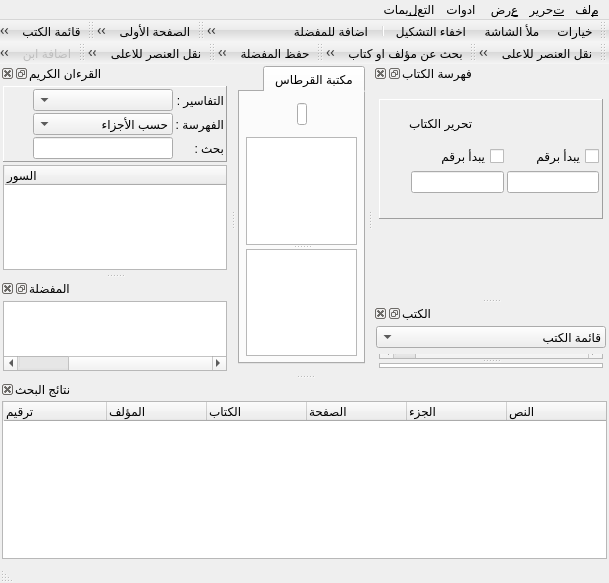
The window that qbooks/ui/mainwindow.ui (mahmoudbahaa/elkirtasse) describes before a commit, drawn with Qt 5.
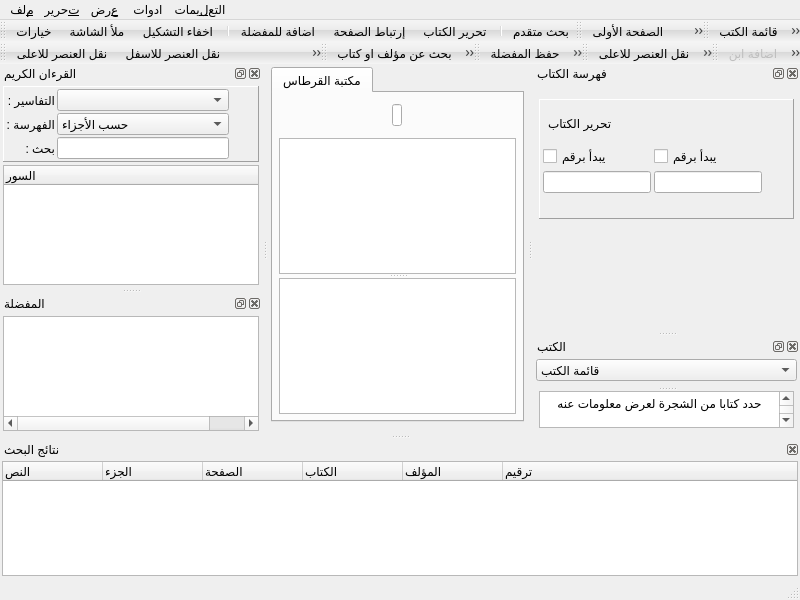
The same window after the commit. The open tabs and pages were chosen to show the change. Icons and pictures are not drawn.

What changed in the file:
```diff
--- a/qbooks/ui/mainwindow.ui
+++ b/qbooks/ui/mainwindow.ui
@@ -6,8 +6,8 @@
    <rect>
     <x>0</x>
     <y>0</y>
-    <width>507</width>
-    <height>583</height>
+    <width>800</width>
+    <height>600</height>
    </rect>
   </property>
   <property name="minimumSize">
@@ -23,9 +23,6 @@
    <iconset resource="images.qrc">
     <normaloff>:/images/image/groupbook.png</normaloff>:/images/image/groupbook.png</iconset>
   </property>
-  <property name="layoutDirection">
-   <enum>Qt::RightToLeft</enum>
-  </property>
   <property name="styleSheet">
    <string notr="true">QToolBar {
                         background-color: qlineargradient(spread:pad, x1:1, y1:0, x2:1, y2:1, stop:0 rgba(255, 255, 255, 100), stop:0.431694 rgba(231, 231, 231, 100), stop:0.469945 rgba(183, 183, 183, 100), stop:1 rgba(255, 255, 255, 100));
@@ -46,14 +43,8 @@
    <set>QMainWindow::AllowNestedDocks|QMainWindow::AllowTabbedDocks|QMainWindow::AnimatedDocks|QMainWindow::ForceTabbedDocks|QMainWindow::VerticalTabs</set>
   </property>
   <widget class="QWidget" name="centralWidget">
-   <layout class="QGridLayout" name="gridLayout">
-    <property name="margin">
-     <number>2</number>
-    </property>
-    <property name="spacing">
-     <number>2</number>
-    </property>
-    <item row="2" column="0">
+   <layout class="QVBoxLayout" name="verticalLayout_13">
+    <item>
      <widget class="QTabWidget" name="tabWidget">
       <property name="tabPosition">
        <enum>QTabWidget::North</enum>
@@ -219,7 +210,7 @@
       </widget>
      </widget>
     </item>
-    <item row="3" column="0">
+    <item>
      <widget class="QWidget" name="widgetEditBook" native="true">
       <layout class="QVBoxLayout" name="verticalLayout_12">
        <property name="spacing">
@@ -245,6 +236,12 @@
    </property>
   </widget>
   <widget class="QDockWidget" name="dockWidget_fahras">
+   <property name="minimumSize">
+    <size>
+     <width>185</width>
+     <height>200</height>
+    </size>
+   </property>
    <property name="sizeIncrement">
     <size>
      <width>1</width>
@@ -559,6 +556,12 @@
    </widget>
   </widget>
   <widget class="QDockWidget" name="dockWidget_books">
+   <property name="minimumSize">
+    <size>
+     <width>135</width>
+     <height>72</height>
+    </size>
+   </property>
    <property name="sizeIncrement">
     <size>
      <width>1</width>
@@ -688,36 +691,18 @@
              </property>
             </column>
            </widget>
-           <widget class="QGraphicsView" name="graphicsView">
-            <property name="sizePolicy">
-             <sizepolicy hsizetype="Ignored" vsizetype="Ignored">
-              <horstretch>0</horstretch>
-              <verstretch>0</verstretch>
-             </sizepolicy>
+           <widget class="QTextEdit" name="textEditInfoBook">
+            <property name="readOnly">
+             <bool>true</bool>
             </property>
-            <property name="maximumSize">
-             <size>
-              <width>16777215</width>
-              <height>200</height>
-             </size>
-            </property>
-            <property name="whatsThis">
-             <string>يعرض معلومات عن الكتاب عند تحديده في قائمة الكتب</string>
-            </property>
-            <property name="verticalScrollBarPolicy">
-             <enum>Qt::ScrollBarAsNeeded</enum>
-            </property>
-            <property name="horizontalScrollBarPolicy">
-             <enum>Qt::ScrollBarAsNeeded</enum>
-            </property>
-            <property name="alignment">
-             <set>Qt::AlignHCenter|Qt::AlignTop</set>
-            </property>
-            <property name="cacheMode">
-             <set>QGraphicsView::CacheBackground</set>
-            </property>
-            <property name="transformationAnchor">
-             <enum>QGraphicsView::NoAnchor</enum>
+            <property name="html">
+             <string>&lt;!DOCTYPE HTML PUBLIC &quot;-//W3C//DTD HTML 4.0//EN&quot; &quot;http://www.w3.org/TR/REC-html40/strict.dtd&quot;&gt;
+&lt;html&gt;&lt;head&gt;&lt;meta name=&quot;qrichtext&quot; content=&quot;1&quot; /&gt;&lt;style type=&quot;text/css&quot;&gt;
+p, li { white-space: pre-wrap; }
+&lt;/style&gt;&lt;/head&gt;&lt;body style=&quot; font-family:'Microsoft Sans Serif'; font-size:9pt; font-weight:400; font-style:normal;&quot;&gt;
+&lt;p align=&quot;center&quot; style=&quot; margin-top:0px; margin-bottom:0px; margin-left:0px; margin-right:0px; -qt-block-indent:0; text-indent:0px;&quot;&gt;حدد كتابا من الشجرة لعرض معلومات عنه&lt;/p&gt;
+&lt;p align=&quot;center&quot; style=&quot;-qt-paragraph-type:empty; margin-top:0px; margin-bottom:0px; margin-left:0px; margin-right:0px; -qt-block-indent:0; text-indent:0px;&quot;&gt;&lt;/p&gt;
+&lt;p align=&quot;center&quot; style=&quot; margin-top:0px; margin-bottom:0px; margin-left:0px; margin-right:0px; -qt-block-indent:0; text-indent:0px;&quot;&gt;&lt;img src=&quot;:/images/image/groupbook.png&quot; /&gt;&lt;/p&gt;&lt;/body&gt;&lt;/html&gt;</string>
             </property>
            </widget>
           </widget>
@@ -896,7 +881,7 @@
   </widget>
   <widget class="QDockWidget" name="dockWidget_curaan">
    <property name="sizePolicy">
-    <sizepolicy hsizetype="Fixed" vsizetype="Preferred">
+    <sizepolicy hsizetype="Preferred" vsizetype="Preferred">
      <horstretch>0</horstretch>
      <verstretch>0</verstretch>
     </sizepolicy>
@@ -904,7 +889,7 @@
    <property name="minimumSize">
     <size>
      <width>185</width>
-     <height>209</height>
+     <height>224</height>
     </size>
    </property>
    <property name="styleSheet">
@@ -1211,8 +1196,8 @@
   <widget class="QDockWidget" name="dockWidget_find">
    <property name="minimumSize">
     <size>
-     <width>86</width>
-     <height>118</height>
+     <width>98</width>
+     <height>122</height>
     </size>
    </property>
    <property name="styleSheet">
@@ -1284,6 +1269,12 @@
    </widget>
   </widget>
   <widget class="QDockWidget" name="dockWidget_favorite">
+   <property name="minimumSize">
+    <size>
+     <width>76</width>
+     <height>140</height>
+    </size>
+   </property>
    <property name="baseSize">
     <size>
      <width>1</width>
@@ -1457,6 +1448,7 @@
     <bool>false</bool>
    </attribute>
    <addaction name="actionFindBkOrHt"/>
+   <addaction name="actionControle"/>
    <addaction name="separator"/>
    <addaction name="actionBookExpAll"/>
    <addaction name="actionBookColpAll"/>
@@ -1516,8 +1508,8 @@
     <rect>
      <x>0</x>
      <y>0</y>
-     <width>507</width>
-     <height>27</height>
+     <width>800</width>
+     <height>23</height>
     </rect>
    </property>
    <property name="maximumSize">
@@ -2672,6 +2664,26 @@
     <string>تحويل قرص الشاملة</string>
    </property>
   </action>
+  <action name="actionControle">
+   <property name="icon">
+    <iconset resource="images.qrc">
+     <normaloff>:/images/image/config-background.png</normaloff>:/images/image/config-background.png</iconset>
+   </property>
+   <property name="text">
+    <string>لوحة التحكم</string>
+   </property>
+   <property name="toolTip">
+    <string>لوحة التحكم في المجموعات والكتب وتحريرها</string>
+   </property>
+   <property name="shortcut">
+    <string>Ctrl+B</string>
+   </property>
+  </action>
+  <action name="actionDvd">
+   <property name="text">
+    <string>اضافة كتب من القرص المضغوط</string>
+   </property>
+  </action>
  </widget>
  <layoutdefault spacing="3" margin="3"/>
  <tabstops>
```
Left out of the diff: 8 changed lines with no effect on the pictures.
